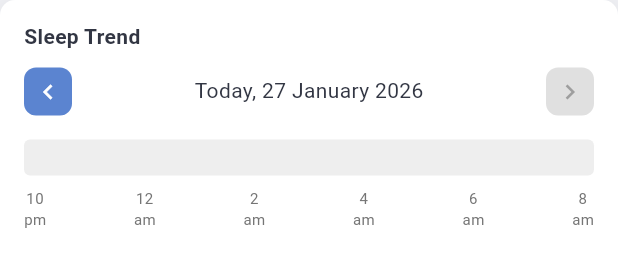
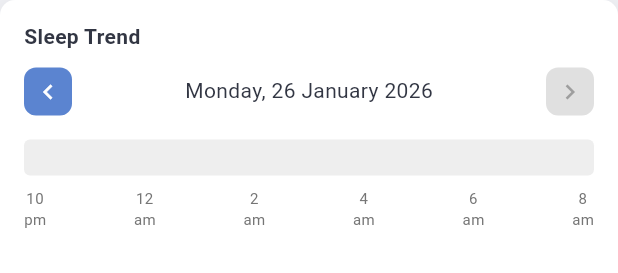
Before and after one commit to infotracure/Tracure, a Flutter app: the SleepTrendWidget widget shown alone on an empty page, opened directly, on a phone screen of 412 x 824 dp. Shown: the top 273 px of the screen. Run offline on Flutter 3.47's test engine with Material 3 defaults, Android fonts, the phone set to English and light mode, and no system bars; drawn by our look-alikes of talker_flutter; our stand-ins replace dio, fl_chart, get, hive, hive_flutter and 4 more; missing offline and left inert: dart:ffi, health, shake_gesture; accounts and stored records are empty; network calls fail; Roboto replaces fonts that are missing (Sofia Pro).

Commit message:
sleep tracker date issue fix

```diff
--- a/lib/features/sleep_tracker/controller/sleep_tracker_controller.dart
+++ b/lib/features/sleep_tracker/controller/sleep_tracker_controller.dart
@@ -26,12 +26,13 @@ class SleepTrackerController extends GetxController {
   @override
   void onInit() async {
     super.onInit();
-    var todayFormatted = DateFormat('yyyy-MM-dd').format(DateTime.now());
+    final now = DateTime.now().subtract(Duration(days: 1));
+    var todayFormatted = DateFormat('yyyy-MM-dd').format(now);
     await getSleepSummaryByDate(todayFormatted);
     await getSleepTrend(todayFormatted);
 
     // Calculate current week's start (Monday) and end (Sunday)
-    final now = DateTime.now();
+
     final weekStart = now.subtract(Duration(days: now.weekday - 1));
     final weekEnd = weekStart.add(const Duration(days: 6));
     final dateFormat = DateFormat('yyyy-MM-dd');
--- a/lib/features/sleep_tracker/view/sleep_tracker_overview.dart
+++ b/lib/features/sleep_tracker/view/sleep_tracker_overview.dart
@@ -328,7 +328,7 @@ class SleepTrendWidget extends StatefulWidget {
 
 class _SleepTrendWidgetState extends State<SleepTrendWidget> {
   final sleepTrackerController = Get.find<SleepTrackerController>();
-  DateTime _selectedDate = DateTime.now();
+  DateTime _selectedDate = DateTime.now().subtract(Duration(days: 1));
 
   // Sleep time constants (10 PM to 7 AM)
   final TimeOfDay _sleepStartTime = const TimeOfDay(
@@ -338,16 +338,16 @@ class _SleepTrendWidgetState extends State<SleepTrendWidget> {
   final TimeOfDay _sleepEndTime = const TimeOfDay(hour: 8, minute: 0); // 7 AM
 
   bool _isToday() {
-    final now = DateTime.now();
+    final now = DateTime.now().subtract(Duration(days: 1));
     return _selectedDate.year == now.year &&
         _selectedDate.month == now.month &&
         _selectedDate.day == now.day;
   }
 
   String _formatDate() {
-    if (_isToday()) {
-      return 'Today, ${DateFormat('d MMMM yyyy').format(_selectedDate)}';
-    }
+    // if (_isToday()) {
+    //   return 'Today, ${DateFormat('d MMMM yyyy').format(_selectedDate)}';
+    // }
     return DateFormat('EEEE, d MMMM yyyy').format(_selectedDate);
   }
 
@@ -601,8 +601,6 @@ class _SleepTrendWidgetState extends State<SleepTrendWidget> {
   }
 }
 
-
-
 class DayBarChart extends StatelessWidget {
   final List<double> data;
 
```
Also changed, not shown: 1 other file.
